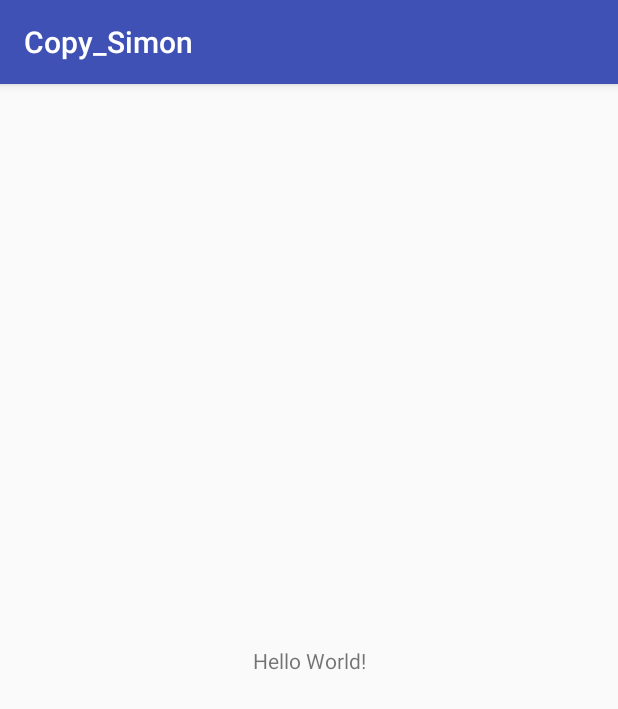
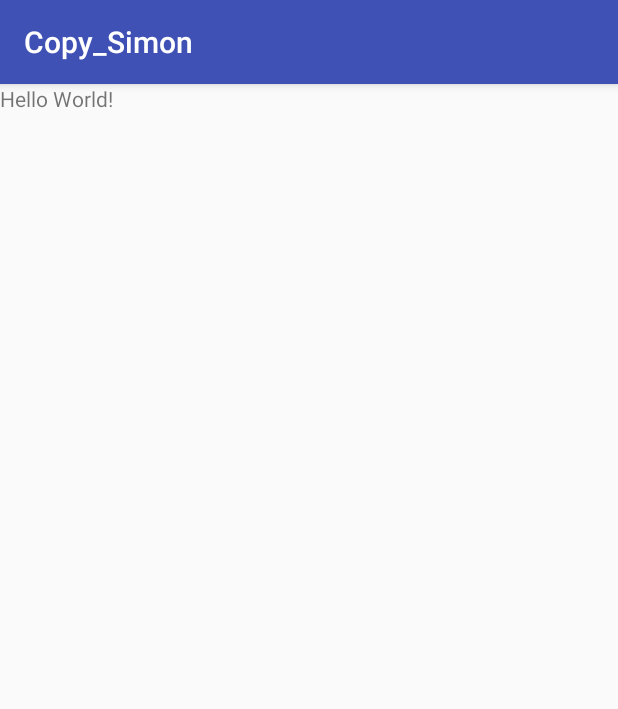
Before and after one commit to iamraafi/Copy_Simon, an Android app: the screen it shows after launch (MainActivity), on a phone screen of 412 x 824 dp. Shown: the top 709 px of the screen. Run offline under Robolectric (Android 15) with nearby library versions, the phone set to English and light mode, and no system bars.

Commit message:
Fixed setup

```diff
--- a/app/src/main/res/layout/activity_main.xml
+++ b/app/src/main/res/layout/activity_main.xml
@@ -1,6 +1,5 @@
 <?xml version="1.0" encoding="utf-8"?>
-<android.support.constraint.ConstraintLayout xmlns:android="http://schemas.android.com/apk/res/android"
-    xmlns:app="http://schemas.android.com/apk/res-auto"
+<LinearLayout xmlns:android="http://schemas.android.com/apk/res/android"
     xmlns:tools="http://schemas.android.com/tools"
     android:layout_width="match_parent"
     android:layout_height="match_parent"
@@ -9,10 +8,6 @@
     <TextView
         android:layout_width="wrap_content"
         android:layout_height="wrap_content"
-        android:text="Hello World!"
-        app:layout_constraintBottom_toBottomOf="parent"
-        app:layout_constraintLeft_toLeftOf="parent"
-        app:layout_constraintRight_toRightOf="parent"
-        app:layout_constraintTop_toTopOf="parent" />
+        android:text="Hello World!"/>
 
-</android.support.constraint.ConstraintLayout>
+</LinearLayout>
```
Also changed, not shown: app/build.gradle (+7 -6 lines).
